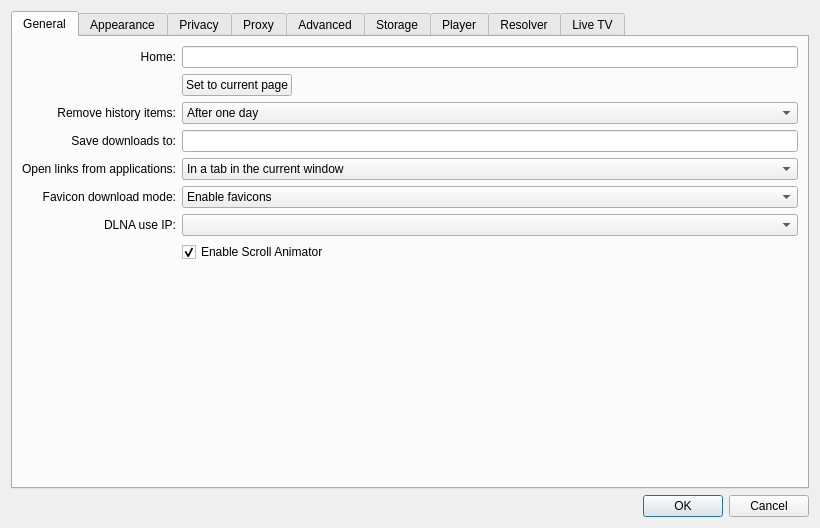
The window that src/client/ui/settings.ui (missdeer/imchenwen) describes before a commit, drawn with Qt 5.
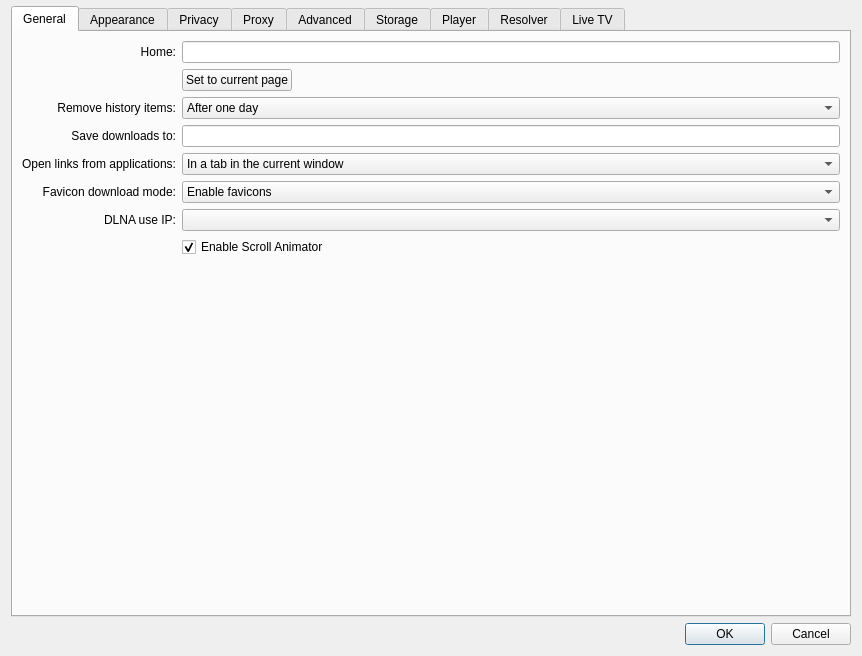
The same window after the commit.

Commit message: (*)refactoring options dialog UI

Patch:
```diff
--- a/src/client/ui/settings.ui
+++ b/src/client/ui/settings.ui
@@ -6,25 +6,21 @@
    <rect>
     <x>0</x>
     <y>0</y>
-    <width>820</width>
-    <height>528</height>
+    <width>862</width>
+    <height>656</height>
    </rect>
   </property>
   <property name="windowTitle">
    <string>Settings</string>
   </property>
-  <layout class="QGridLayout" name="gridLayout">
-   <item row="4" column="0">
-    <widget class="QDialogButtonBox" name="buttonBox">
-     <property name="orientation">
-      <enum>Qt::Horizontal</enum>
-     </property>
-     <property name="standardButtons">
-      <set>QDialogButtonBox::Cancel|QDialogButtonBox::Ok</set>
-     </property>
-    </widget>
+  <layout class="QVBoxLayout" name="mainLayout">
+   <property name="topMargin">
+    <number>0</number>
+   </property>
+   <item>
+    <widget class="QWidget" name="widgetPlaceholder" native="true"/>
    </item>
-   <item row="0" column="0">
+   <item>
     <widget class="QTabWidget" name="tabWidget">
      <property name="currentIndex">
       <number>0</number>
@@ -1090,6 +1086,16 @@
      </widget>
     </widget>
    </item>
+   <item>
+    <widget class="QDialogButtonBox" name="buttonBox">
+     <property name="orientation">
+      <enum>Qt::Horizontal</enum>
+     </property>
+     <property name="standardButtons">
+      <set>QDialogButtonBox::Cancel|QDialogButtonBox::Ok</set>
+     </property>
+    </widget>
+   </item>
   </layout>
  </widget>
  <resources/>
```
The commit also changes 12 other files.
